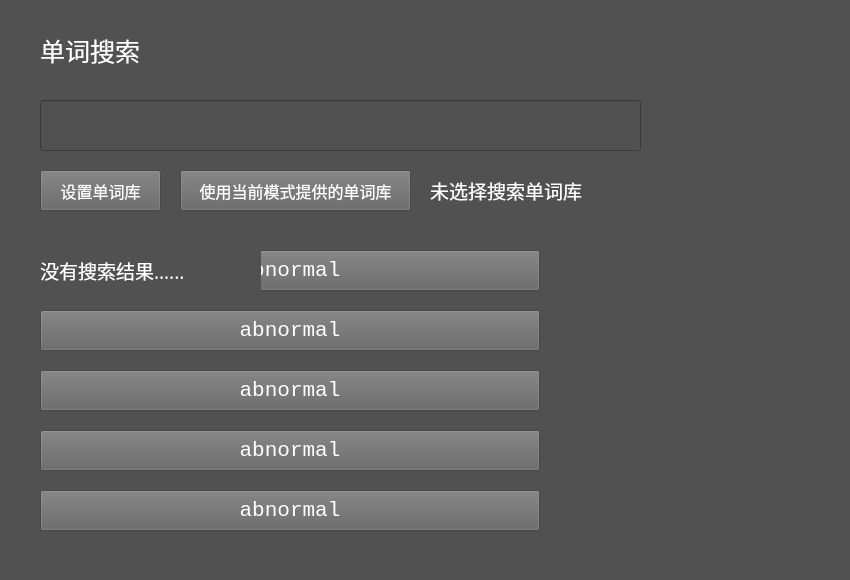
The window that Search.ui (liyuxuan2003/ParrotWords) describes before a commit, drawn with Qt 5.
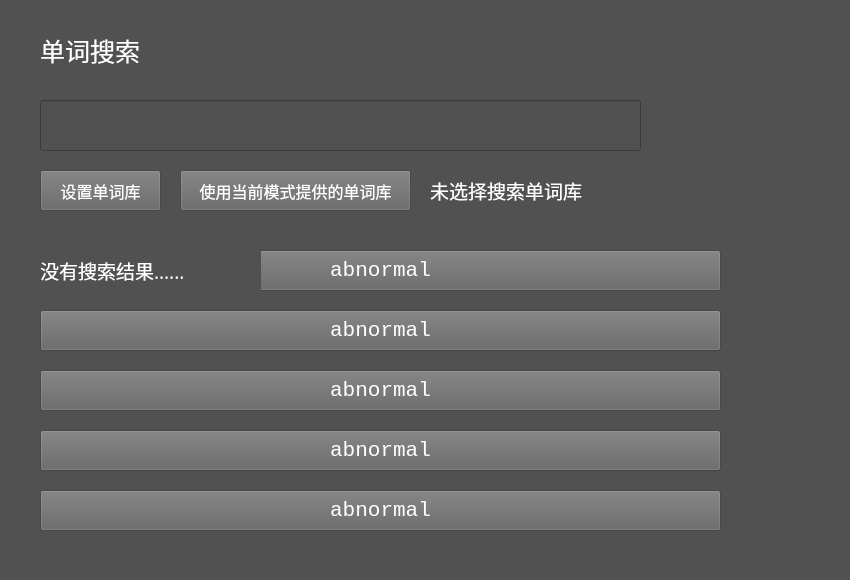
The same window after the commit.

Diff of the .ui file:
```diff
--- a/Search.ui
+++ b/Search.ui
@@ -146,7 +146,7 @@
      <rect>
       <x>40</x>
       <y>250</y>
-      <width>500</width>
+      <width>681</width>
       <height>41</height>
      </rect>
     </property>
@@ -169,7 +169,7 @@
      <rect>
       <x>40</x>
       <y>310</y>
-      <width>500</width>
+      <width>681</width>
       <height>41</height>
      </rect>
     </property>
@@ -192,7 +192,7 @@
      <rect>
       <x>40</x>
       <y>370</y>
-      <width>500</width>
+      <width>681</width>
       <height>41</height>
      </rect>
     </property>
@@ -215,7 +215,7 @@
      <rect>
       <x>40</x>
       <y>430</y>
-      <width>500</width>
+      <width>681</width>
       <height>41</height>
      </rect>
     </property>
@@ -238,7 +238,7 @@
      <rect>
       <x>40</x>
       <y>490</y>
-      <width>500</width>
+      <width>681</width>
       <height>41</height>
      </rect>
     </property>
```
